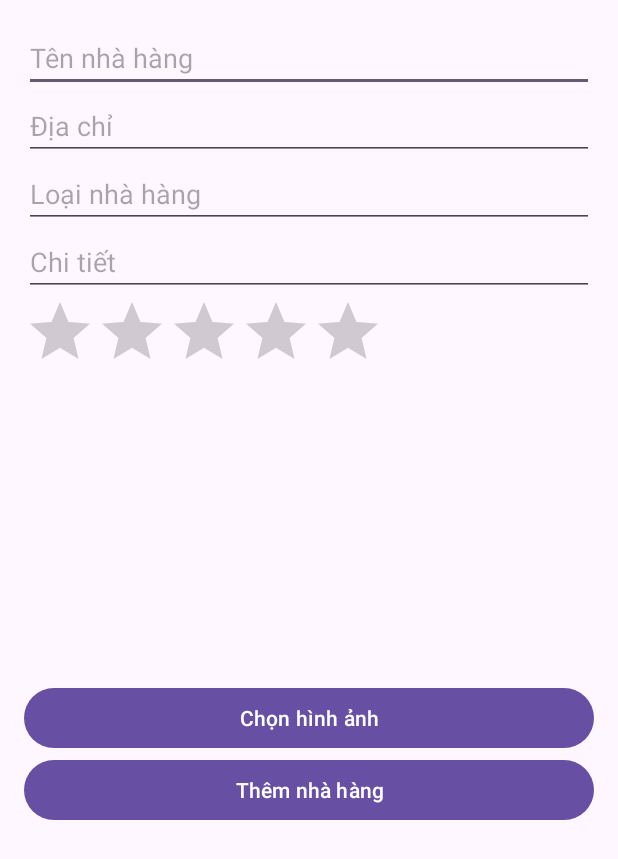
After one commit to kiennghiadao/Review-Restaurant-App, an Android app: the AddRestaurantActivity screen opened directly, with no data from a screen before it, on a phone screen of 412 x 824 dp. The commit adds this screen. Shown: the top 859 px of the screen. Run offline under Robolectric (Android 15) with nearby library versions, the phone set to English and light mode, and no system bars.

Commit message:
update ngày 13/8/2024

```diff
--- a/NMOBILE/app/build.gradle.kts
+++ b/NMOBILE/app/build.gradle.kts
@@ -40,9 +40,8 @@ dependencies {
     testImplementation(libs.junit)
     androidTestImplementation(libs.ext.junit)
     androidTestImplementation(libs.espresso.core)
-    // Thư viện để xử lý HTTP request (volley)
-    implementation ("com.android.volley:volley:1.2.1")
     // Glide là các thư viện mạnh mẽ hơn để tải và quản lý hình ảnh
+    implementation ("androidx.recyclerview:recyclerview:1.2.1")
     implementation ("com.github.bumptech.glide:glide:4.14.2")
     annotationProcessor ("com.github.bumptech.glide:compiler:4.14.2")
 }
--- /dev/null
+++ b/NMOBILE/app/src/main/java/com/example/nmobile/AddRestaurantActivity.java
@@ -0,0 +1,108 @@
+package com.example.nmobile;
+
+import android.content.ContentValues;
+import android.database.sqlite.SQLiteDatabase;
+import android.os.Bundle;
+import android.widget.ArrayAdapter;
+import android.widget.Button;
+import android.widget.EditText;
+import android.widget.ImageView;
+import android.widget.RatingBar;
+import android.widget.Toast;
+import androidx.appcompat.app.AppCompatActivity;
+import java.util.ArrayList;
+import java.util.List;
+import java.lang.reflect.Field;
+import android.app.AlertDialog;
+
+public class AddRestaurantActivity extends AppCompatActivity {
+
+    private EditText nameEditText;
+    private EditText locationEditText;
+    private EditText typeEditText;
+    private EditText detailsEditText;
+    private RatingBar ratingBar;
+    private ImageView imageView;
+    private Button addButton;
+    private Button chooseImageButton;
+
+    private int selectedImageResId = -1; // Khởi tạo với giá trị mặc định để tránh lỗi
+
+    @Override
+    protected void onCreate(Bundle savedInstanceState) {
+        super.onCreate(savedInstanceState);
+        setContentView(R.layout.activity_add_restaurant);
+
+        // Ánh xạ các phần tử giao diện
+        nameEditText = findViewById(R.id.editTextName);
+        locationEditText = findViewById(R.id.editTextLocation);
+        typeEditText = findViewById(R.id.editTextType);
+        detailsEditText = findViewById(R.id.editTextDetails);
+        ratingBar = findViewById(R.id.ratingBar);
+        imageView = findViewById(R.id.imageView);
+        addButton = findViewById(R.id.buttonAddRestaurant);
+        chooseImageButton = findViewById(R.id.buttonAddImage);
+
+        // Xử lý sự kiện nút chọn hình ảnh
+        chooseImageButton.setOnClickListener(v -> showImagePicker());
+
+        // Xử lý sự kiện nút thêm nhà hàng
+        addButton.setOnClickListener(v -> addRestaurant());
+    }
+
+    private void showImagePicker() {
+        List<String> imageNames = getImageNames();
+        ArrayAdapter<String> adapter = new ArrayAdapter<>(this, android.R.layout.simple_list_item_1, imageNames);
+
+        new AlertDialog.Builder(this)
+                .setTitle("Chọn hình ảnh")
+                .setAdapter(adapter, (dialog, which) -> {
+                    String selectedImageName = imageNames.get(which);
+                    selectedImageResId = getResources().getIdentifier(selectedImageName, "drawable", getPackageName());
+                    imageView.setImageResource(selectedImageResId);
+                })
+                .show();
+    }
+
+    private List<String> getImageNames() {
+        List<String> imageNames = new ArrayList<>();
+        Field[] drawables = R.drawable.class.getDeclaredFields();
+        for (Field field : drawables) {
+            if (field.getName().startsWith("image_")) {
+                imageNames.add(field.getName());
+            }
+        }
+        return imageNames;
+    }
+
+    private void addRestaurant() {
+        String name = nameEditText.getText().toString();
+        String location = locationEditText.getText().toString();
+        String type = typeEditText.getText().toString();
+        String details = detailsEditText.getText().toString();
+        float rating = ratingBar.getRating();
+
+        // Khởi tạo DatabaseHelper và ContentValues
+        DatabaseHelper dbHelper = new DatabaseHelper(this);
+        ContentValues contentValues = new ContentValues();
+        contentValues.put(DatabaseHelper.COLUMN_RESTAURANT_NAME, name);
+        contentValues.put(DatabaseHelper.COLUMN_LOCATION, location);
+        contentValues.put(DatabaseHelper.COLUMN_TYPE, type);
+        contentValues.put(DatabaseHelper.COLUMN_DETAILS, details);
+        contentValues.put(DatabaseHelper.COLUMN_RESTAURANT_RATING, rating);
+        contentValues.put(DatabaseHelper.COLUMN_IMAGE_URL, selectedImageResId);
+
+        // Thêm nhà hàng vào cơ sở dữ liệu
+        SQLiteDatabase db = dbHelper.getWritableDatabase();
+        long result = db.insert(DatabaseHelper.TABLE_RESTAURANTS, null, contentValues);
+
+        if (result != -1) {
+            // Hiển thị thông báo thành công và đóng Activity
+            Toast.makeText(this, "Restaurant added successfully", Toast.LENGTH_SHORT).show();
+            finish(); // Đóng AddRestaurantActivity và quay lại activity trước
+        } else {
+            // Hiển thị thông báo lỗi
+            Toast.makeText(this, "Error adding restaurant", Toast.LENGTH_SHORT).show();
+        }
+    }
+}
--- a/NMOBILE/app/src/main/java/com/example/nmobile/Manage_Users.java
+++ b/NMOBILE/app/src/main/java/com/example/nmobile/Manage_Users.java
@@ -169,8 +169,6 @@ public class Manage_Users extends AppCompatActivity {
             boolean deleteResult = dbHelper.deletePasswordResetRequest(email);
             if (deleteResult) {
                 Toast.makeText(this, "Thay đổi mật khẩu thành công", Toast.LENGTH_SHORT).show();
-            } else {
-                Toast.makeText(this, "Password changed, but failed to delete request", Toast.LENGTH_SHORT).show();
             }
             clearInputFields(); // Xóa các trường nhập liệu
             Toast.makeText(this, "User chỉnh sửa thành công!", Toast.LENGTH_SHORT).show();
--- a/NMOBILE/app/src/main/java/com/example/nmobile/activity_login.java
+++ b/NMOBILE/app/src/main/java/com/example/nmobile/activity_login.java
@@ -6,7 +6,6 @@ import android.view.View;
 import android.widget.Button;
 import android.widget.EditText;
 import android.widget.Toast;
-
 import androidx.activity.EdgeToEdge;
 import androidx.appcompat.app.AppCompatActivity;
 import androidx.core.graphics.Insets;
--- /dev/null
+++ b/NMOBILE/app/src/main/res/layout/activity_add_restaurant.xml
@@ -0,0 +1,59 @@
+<?xml version="1.0" encoding="utf-8"?>
+<LinearLayout xmlns:android="http://schemas.android.com/apk/res/android"
+    android:layout_width="match_parent"
+    android:layout_height="match_parent"
+    android:orientation="vertical"
+    android:padding="16dp">
+
+    <EditText
+        android:id="@+id/editTextName"
+        android:layout_width="match_parent"
+        android:layout_height="wrap_content"
+        android:hint="Tên nhà hàng"
+        android:inputType="text"/>
+
+    <EditText
+        android:id="@+id/editTextLocation"
+        android:layout_width="match_parent"
+        android:layout_height="wrap_content"
+        android:hint="Địa chỉ"
+        android:inputType="text"/>
+
+    <EditText
+        android:id="@+id/editTextType"
+        android:layout_width="match_parent"
+        android:layout_height="wrap_content"
+        android:hint="Loại nhà hàng"
+        android:inputType="text"/>
+
+    <EditText
+        android:id="@+id/editTextDetails"
+        android:layout_width="match_parent"
+        android:layout_height="wrap_content"
+        android:hint="Chi tiết"
+        android:inputType="text"/>
+
+    <RatingBar
+        android:id="@+id/ratingBar"
+        android:layout_width="wrap_content"
+        android:layout_height="wrap_content"
+        android:stepSize="0.1"/>
+
+    <ImageView
+        android:id="@+id/imageView"
+        android:layout_width="match_parent"
+        android:layout_height="200dp"
+        android:scaleType="centerCrop" />
+
+    <Button
+        android:id="@+id/buttonAddImage"
+        android:layout_width="match_parent"
+        android:layout_height="wrap_content"
+        android:text="Chọn hình ảnh" />
+
+    <Button
+        android:id="@+id/buttonAddRestaurant"
+        android:layout_width="match_parent"
+        android:layout_height="wrap_content"
+        android:text="Thêm nhà hàng" />
+</LinearLayout>
--- a/NMOBILE/app/src/main/res/layout/activity_main.xml
+++ b/NMOBILE/app/src/main/res/layout/activity_main.xml
@@ -44,7 +44,7 @@
 
     <!-- Restaurant Images -->
     <androidx.recyclerview.widget.RecyclerView
-        android:id="@+id/restaurant_recycler_view"
+        android:id="@+id/recyclerView"
         android:layout_width="match_parent"
         android:layout_height="match_parent"
         android:layout_below="@id/category_button"
```
Also changed, not shown: NMOBILE/app/src/main/AndroidManifest.xml (+7 -16 lines), NMOBILE/app/src/main/java/com/example/nmobile/DatabaseHelper.java (+17 -91 lines), NMOBILE/app/src/main/java/com/example/nmobile/RestaurantAdapter.java (added, +62 -0 lines), NMOBILE/app/src/main/java/com/example/nmobile/RestaurantDetailActivity.java (added, +57 -0 lines), NMOBILE/app/src/main/java/com/example/nmobile/activity_main.java (+37 -51 lines), NMOBILE/app/src/main/res/layout/activity_restaurant_detail.xml (added, +40 -0 lines), NMOBILE/app/src/main/res/layout/restaurant_item.xml (added, +20 -0 lines), NMOBILE/app/src/main/res/drawable/image_sabichuong.jpg (added).
